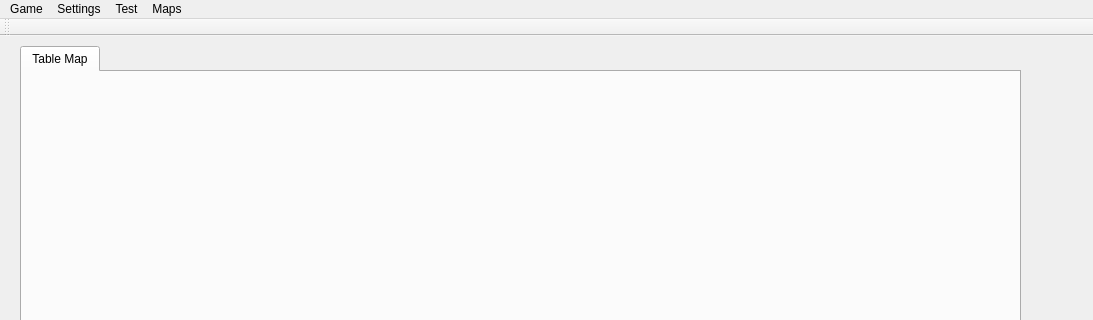
This is src/dm/forms/MainWindow.ui in guyvdb/Multi-Touch as Qt 5 draws it before an edit; both pictures show x 0 to 1093 and y 0 to 320 of the 1093 by 728 pixel window. The edited form follows.
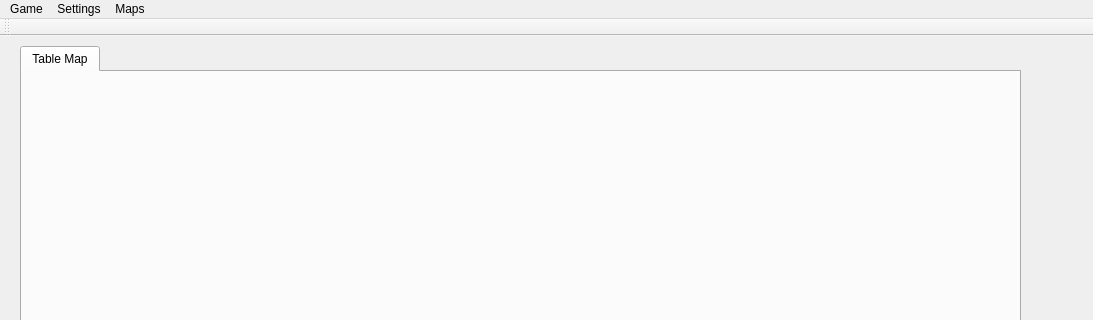
This is the edited form.

Patch:
```diff
--- a/src/dm/forms/MainWindow.ui
+++ b/src/dm/forms/MainWindow.ui
@@ -58,11 +58,6 @@
     </property>
     <addaction name="networkSettingsAction"/>
    </widget>
-   <widget class="QMenu" name="menuTest">
-    <property name="title">
-     <string>Test</string>
-    </property>
-   </widget>
    <widget class="QMenu" name="menuMaps">
     <property name="title">
      <string>Maps</string>
@@ -72,7 +67,6 @@
    </widget>
    <addaction name="menuFile"/>
    <addaction name="menuSettings"/>
-   <addaction name="menuTest"/>
    <addaction name="menuMaps"/>
   </widget>
   <widget class="QToolBar" name="mainToolBar">
```
